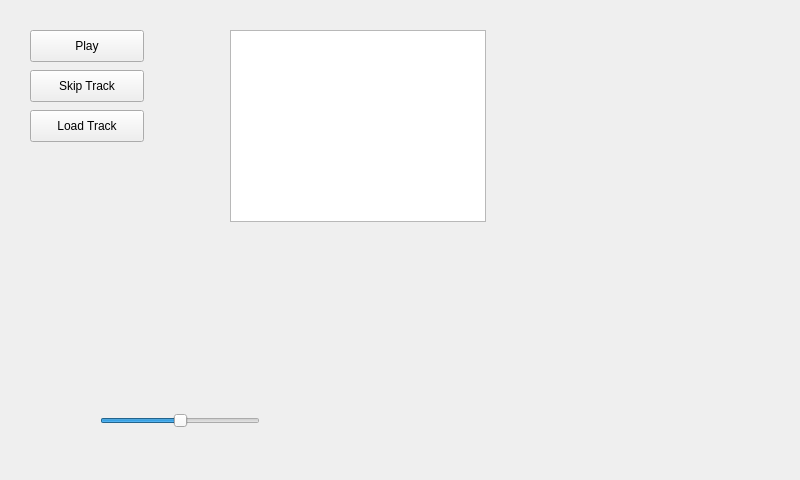
Qt form src/musicplayer.ui (lettergram/emomusic) before a commit.
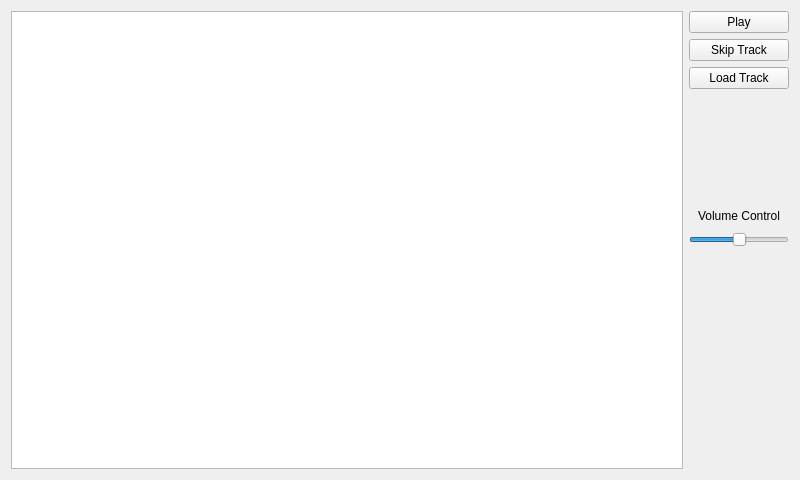
The same form after that commit.

Commit message: Volume control and grid added

What changed in the file:
```diff
--- a/src/musicplayer.ui
+++ b/src/musicplayer.ui
@@ -14,63 +14,21 @@
    <string>musicPlayer</string>
   </property>
   <widget class="QWidget" name="centralWidget">
-   <widget class="QPushButton" name="playPauseButton">
-    <property name="geometry">
-     <rect>
-      <x>30</x>
-      <y>30</y>
-      <width>114</width>
-      <height>32</height>
-     </rect>
-    </property>
-    <property name="text">
-     <string>Play</string>
-    </property>
-   </widget>
-   <widget class="QPushButton" name="skipButton">
-    <property name="geometry">
-     <rect>
-      <x>30</x>
-      <y>70</y>
-      <width>114</width>
-      <height>32</height>
-     </rect>
-    </property>
-    <property name="text">
-     <string>Skip Track</string>
-    </property>
-   </widget>
+   <layout class="QGridLayout" name="gridLayout">
+    <item row="2" column="2">
    <widget class="QPushButton" name="loadButton">
-    <property name="geometry">
-     <rect>
-      <x>30</x>
-      <y>110</y>
-      <width>114</width>
-      <height>32</height>
-     </rect>
-    </property>
     <property name="text">
      <string>Load Track</string>
     </property>
    </widget>
-   <widget class="QListWidget" name="listWidget">
-    <property name="geometry">
-     <rect>
-      <x>230</x>
-      <y>30</y>
-      <width>256</width>
-      <height>192</height>
-     </rect>
-    </property>
-   </widget>
+    </item>
+    <item row="5" column="2">
    <widget class="QSlider" name="volumeSlider">
-    <property name="geometry">
-     <rect>
-      <x>100</x>
-      <y>410</y>
-      <width>160</width>
-      <height>22</height>
-     </rect>
+      <property name="maximumSize">
+       <size>
+        <width>100</width>
+        <height>16777215</height>
+       </size>
     </property>
     <property name="maximum">
      <number>100</number>
@@ -82,6 +40,47 @@
      <enum>Qt::Horizontal</enum>
     </property>
    </widget>
+    </item>
+    <item row="0" column="1" rowspan="8">
+     <widget class="QListWidget" name="listWidget"/>
+    </item>
+    <item row="1" column="2">
+     <widget class="QPushButton" name="skipButton">
+      <property name="text">
+       <string>Skip Track</string>
+      </property>
+     </widget>
+    </item>
+    <item row="0" column="2">
+     <widget class="QPushButton" name="playPauseButton">
+      <property name="text">
+       <string>Play</string>
+      </property>
+     </widget>
+    </item>
+    <item row="4" column="2">
+     <widget class="QLabel" name="label">
+      <property name="minimumSize">
+       <size>
+        <width>100</width>
+        <height>20</height>
+       </size>
+      </property>
+      <property name="maximumSize">
+       <size>
+        <width>100</width>
+        <height>20</height>
+       </size>
+      </property>
+      <property name="text">
+       <string>Volume Control</string>
+      </property>
+      <property name="alignment">
+       <set>Qt::AlignCenter</set>
+      </property>
+     </widget>
+    </item>
+   </layout>
   </widget>
  </widget>
  <layoutdefault spacing="6" margin="11"/>
```
Lines whose indentation alone changed are shown as unchanged. The commit also changes 9 other files.
